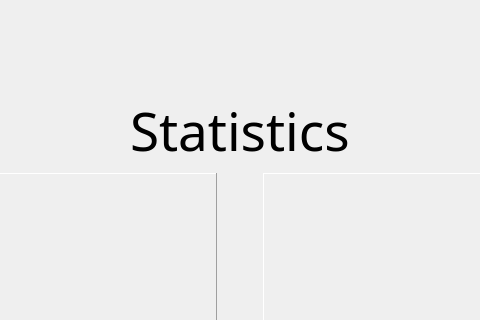
This is project_root/src/gui/Statistics.ui in CopycatPandaExpressChowMein/Agile-Development-Project-2025 as Qt 5 draws it before an edit; both pictures show x 162 to 642 and y 0 to 320 of the 803 by 828 pixel window. The edited form follows.
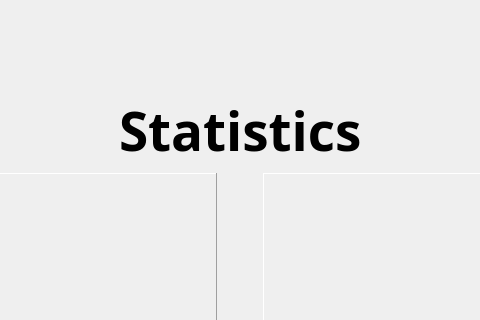
This is the edited form.

Patch:
```diff
--- a/project_root/src/gui/Statistics.ui
+++ b/project_root/src/gui/Statistics.ui
@@ -100,8 +100,10 @@
            <widget class="QLabel" name="statistics_label">
             <property name="font">
              <font>
-              <family>Segoe UI Variable Display Semib</family>
+              <family>Book Antiqua</family>
               <pointsize>40</pointsize>
+              <weight>75</weight>
+              <bold>true</bold>
              </font>
             </property>
             <property name="text">
```
Left out of the diff: 2 changed lines with no effect on the pictures.
